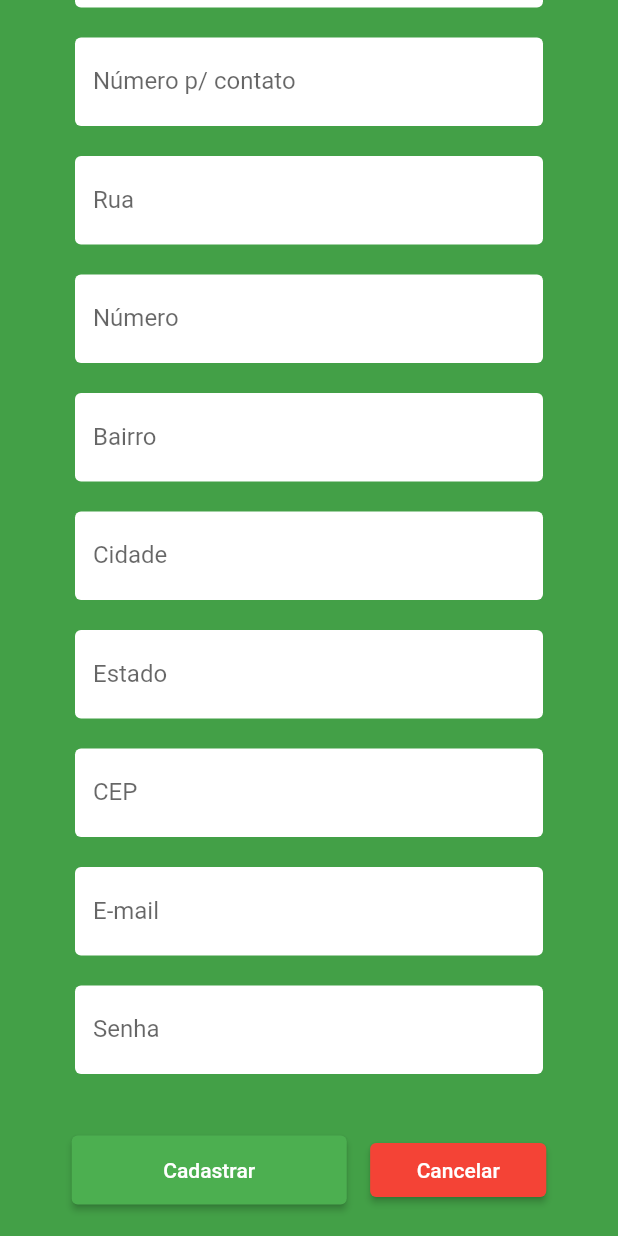
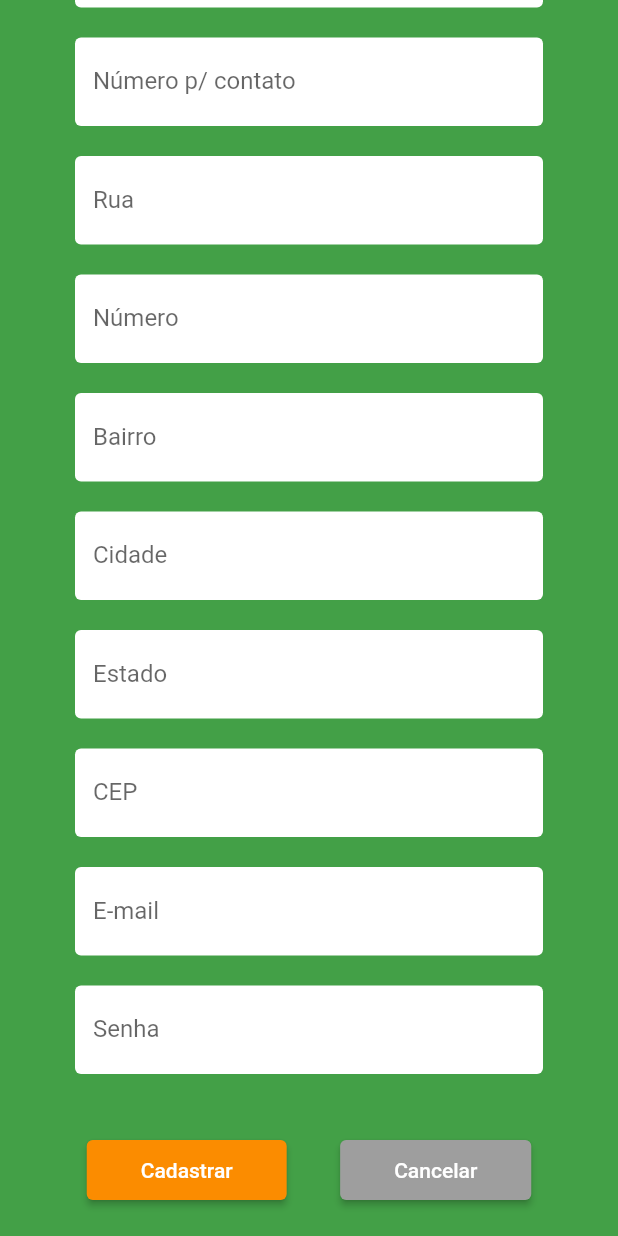
Before and after one commit to cadupereira21/SI700-Mobile, a Flutter app: the SignUpScreen screen opened directly, scrolled down 64 dp, on a phone screen of 412 x 824 dp. Run offline on Flutter 3.47's test engine with Material 2 defaults, Android fonts, the light colour scheme and no system bars; our stand-ins replace dio, flutter_bloc; missing offline and left inert: dart:ffi.

Commit message:
Installed mask input formatter and changed buttons colors

```diff
--- a/app_seu_madeu_sucos/lib/View/Signup/SignupForm.dart
+++ b/app_seu_madeu_sucos/lib/View/Signup/SignupForm.dart
@@ -5,7 +5,6 @@ import 'package:flutter_bloc/flutter_bloc.dart';
 import '../../Controller/Monitor/User/UserMonitorBloc.dart';
 import '../../Controller/Monitor/User/UserMonitorEvent.dart';
 import '../../Controller/Requester/UserRequester/UserRequesterEvent.dart';
-import '../../Data/UserData.dart';
 import '../../Model/Client.dart';
 import '../../Model/User.dart';
 import 'SignupFormFieldName.dart';
@@ -174,13 +173,13 @@ class _SignupFormState extends State<SignupForm> {
       padding: const EdgeInsets.only(bottom: 20.0),
       child: ElevatedButton(
         style: ElevatedButton.styleFrom(
-          backgroundColor: text == "Cadastrar" ? Colors.green : Colors.red,
+          backgroundColor: text == "Cadastrar" ? Colors.orange.shade600 : Colors.grey,
         ),
         onPressed: onPressed,
         child: Padding(
           padding: text == "Cadastrar"
-              ? const EdgeInsets.symmetric(vertical: 15, horizontal: 45)
-              : const EdgeInsets.symmetric(vertical: 10, horizontal: 15),
+              ? const EdgeInsets.symmetric(vertical: 12, horizontal: 20)
+              : const EdgeInsets.symmetric(vertical: 12, horizontal: 20),
           child: Text(text),
         ),
       ),
--- a/app_seu_madeu_sucos/pubspec.yaml
+++ b/app_seu_madeu_sucos/pubspec.yaml
@@ -38,6 +38,7 @@ dependencies:
   flutter_bloc: ^8.1.3
   hive_flutter: ^1.1.0
   dio: ^5.1.2
+  mask_text_input_formatter: ^2.4.0
 
 dev_dependencies:
   flutter_test:
```
